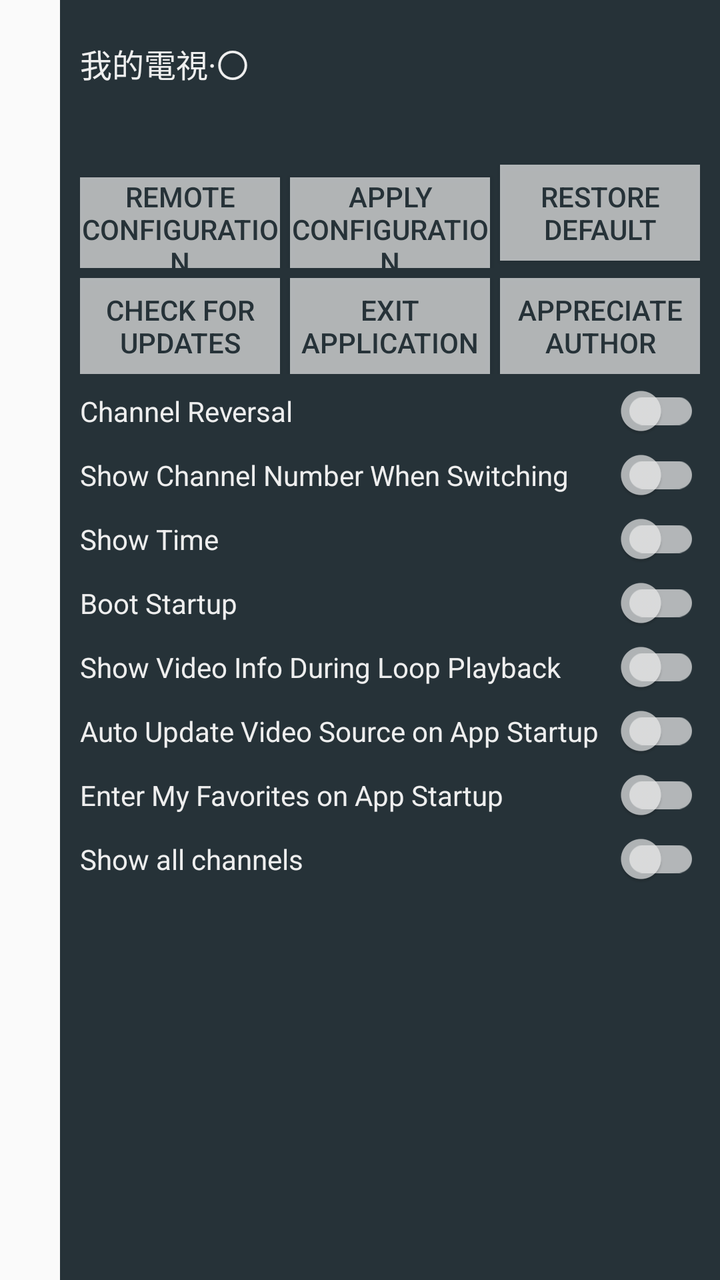
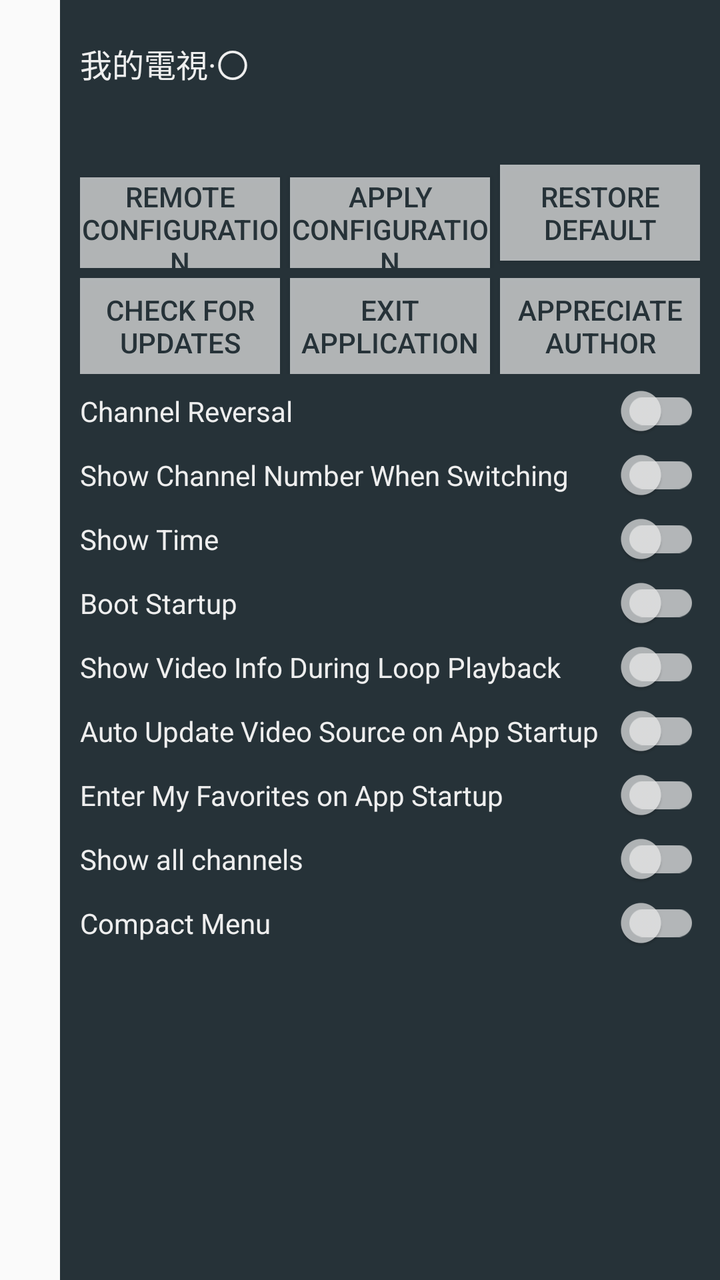

Compare the two renders of this Android layout. The source of the first and the diff that turns it into the second are given below.
<!-- AndroidManifest.xml: application theme Theme.MyTV0 -->
<!-- res/layout/setting.xml -->
<?xml version="1.0" encoding="utf-8"?>
<LinearLayout xmlns:android="http://schemas.android.com/apk/res/android"
    xmlns:app="http://schemas.android.com/apk/res-auto"
    android:id="@+id/setting"
    android:layout_width="match_parent"
    android:layout_height="match_parent"
    android:clickable="true"
    android:focusable="false"
    android:gravity="end"
    >
    <ScrollView
        android:id="@+id/container"
        android:layout_width="wrap_content"
        android:layout_height="match_parent"
        android:fillViewport="true"
        >
    <LinearLayout
        android:id="@+id/content"
        android:layout_width="330dp"
        android:layout_height="wrap_content"
        android:orientation="vertical"
        android:paddingTop="20dp"
        android:paddingLeft="10dp"
        android:paddingRight="10dp"
        android:background="@color/blur"
        >
        <LinearLayout
            android:layout_width="match_parent"
            android:layout_height="wrap_content"
            android:orientation="horizontal"
            >
            <TextView
                android:id="@+id/name"
                android:layout_width="wrap_content"
                android:layout_height="wrap_content"
                android:textColor="@color/title_blur"
                android:text="@string/app_name"
                android:textSize="16sp"
                android:layout_gravity="bottom" />
            <TextView
                android:id="@+id/version_name"
                android:layout_width="wrap_content"
                android:layout_height="wrap_content"
                android:textColor="@color/description_blur"
                android:text=""
                android:textSize="14sp"
                android:layout_gravity="bottom"
                android:layout_marginStart="8dp" />
        </LinearLayout>

        <TextView
            android:id="@+id/version"
            android:layout_width="wrap_content"
            android:layout_height="wrap_content"
            android:layout_marginTop="10dp"
            android:layout_marginBottom="10dp"
            android:textColor="@color/title_blur"
            android:text=""
            android:textSize="14sp"
            />

        <LinearLayout
            android:layout_width="match_parent"
            android:layout_height="wrap_content"
            android:orientation="horizontal"
            >
            <androidx.appcompat.widget.AppCompatButton
                android:id="@+id/qrcode"
                android:layout_width="100dp"
                android:layout_height="wrap_content"
                android:background="@color/description_blur"
                android:textColor="@color/blur"
                android:layout_marginEnd="5dp"
                android:textSize="14sp"
                android:text="@string/server" />
            <androidx.appcompat.widget.AppCompatButton
                android:id="@+id/confirm_config"
                android:layout_width="100dp"
                android:layout_height="wrap_content"
                android:background="@color/description_blur"
                android:textColor="@color/blur"
                android:layout_marginEnd="5dp"
                android:textSize="14sp"
                android:text="@string/channels" />
            <androidx.appcompat.widget.AppCompatButton
                android:id="@+id/clear"
                android:layout_width="100dp"
                android:layout_height="wrap_content"
                android:background="@color/description_blur"
                android:textColor="@color/blur"
                android:layout_marginEnd="5dp"
                android:text="@string/clear"
                android:textSize="14sp"
                />
        </LinearLayout>

        <LinearLayout
            android:layout_width="match_parent"
            android:layout_height="wrap_content"
            android:layout_marginTop="5dp"
            android:orientation="horizontal">
            <androidx.appcompat.widget.AppCompatButton
                android:id="@+id/check_version"
                android:layout_width="100dp"
                android:layout_height="wrap_content"
                android:background="@color/description_blur"
                android:textColor="@color/blur"
                android:layout_marginEnd="5dp"
                android:textSize="14sp"
                android:text="@string/check_version"
                />
            <androidx.appcompat.widget.AppCompatButton
                android:id="@+id/exit"
                android:layout_width="100dp"
                android:layout_height="wrap_content"
                android:background="@color/description_blur"
                android:textColor="@color/blur"
                android:layout_marginEnd="5dp"
                android:text="@string/exit"
                android:textSize="14sp"
                />
            <androidx.appcompat.widget.AppCompatButton
                android:id="@+id/appreciate"
                android:layout_width="100dp"
                android:layout_height="wrap_content"
                android:background="@color/description_blur"
                android:textColor="@color/blur"
                android:layout_marginEnd="5dp"
                android:text="@string/appreciate"
                android:textSize="14sp"
                />
        </LinearLayout>

        <androidx.appcompat.widget.SwitchCompat
            android:id="@+id/switch_channel_reversal"
            android:text="@string/title_channel_reversal"
            android:textColor="@color/title_blur"
            android:textSize="14sp"
            android:layout_marginTop="5dp"
            android:layout_width="match_parent"
            android:layout_height="wrap_content"
            app:thumbTint="@color/switch_thumb_color"
            app:trackTint="@color/switch_track_color"
            />
        <androidx.appcompat.widget.SwitchCompat
            android:id="@+id/switch_channel_num"
            android:text="@string/title_channel_num"
            android:textColor="@color/title_blur"
            android:textSize="14sp"
            android:layout_marginTop="5dp"
            android:layout_width="match_parent"
            android:layout_height="wrap_content"
            app:thumbTint="@color/switch_thumb_color"
            app:trackTint="@color/switch_track_color"
            />
        <androidx.appcompat.widget.SwitchCompat
            android:id="@+id/switch_time"
            android:text="@string/title_time"
            android:textColor="@color/title_blur"
            android:textSize="14sp"
            android:layout_marginTop="5dp"
            android:layout_width="match_parent"
            android:layout_height="wrap_content"
            app:thumbTint="@color/switch_thumb_color"
            app:trackTint="@color/switch_track_color"
            />
        <androidx.appcompat.widget.SwitchCompat
            android:id="@+id/switch_boot_startup"
            android:text="@string/title_boot_startup"
            android:textColor="@color/title_blur"
            android:layout_marginTop="5dp"
            android:textSize="14sp"
            android:layout_width="match_parent"
            android:layout_height="wrap_content"
            app:thumbTint="@color/switch_thumb_color"
            app:trackTint="@color/switch_track_color"
            />
        <androidx.appcompat.widget.SwitchCompat
            android:id="@+id/switch_repeat_info"
            android:text="@string/title_repeat_info"
            android:textColor="@color/title_blur"
            android:textSize="14sp"
            android:layout_marginTop="5dp"
            android:layout_width="match_parent"
            android:layout_height="wrap_content"
            app:thumbTint="@color/switch_thumb_color"
            app:trackTint="@color/switch_track_color"
            />
        <androidx.appcompat.widget.SwitchCompat
            android:id="@+id/switch_config_auto_load"
            android:text="@string/title_config_auto_load"
            android:textColor="@color/title_blur"
            android:textSize="14sp"
            android:layout_marginTop="5dp"
            android:layout_width="match_parent"
            android:layout_height="wrap_content"
            app:thumbTint="@color/switch_thumb_color"
            app:trackTint="@color/switch_track_color"
            />
        <androidx.appcompat.widget.SwitchCompat
            android:id="@+id/switch_default_like"
            android:text="@string/title_default_like"
            android:textColor="@color/title_blur"
            android:textSize="14sp"
            android:layout_marginTop="5dp"
            android:layout_width="match_parent"
            android:layout_height="wrap_content"
            app:thumbTint="@color/switch_thumb_color"
            app:trackTint="@color/switch_track_color"
            />
        <androidx.appcompat.widget.SwitchCompat
            android:id="@+id/switch_show_all_channels"
            android:text="@string/show_all_channels"
            android:textColor="@color/title_blur"
            android:textSize="14sp"
            android:layout_marginTop="5dp"
            android:layout_width="match_parent"
            android:layout_height="wrap_content"
            app:thumbTint="@color/switch_thumb_color"
            app:trackTint="@color/switch_track_color"
            />
    </LinearLayout>
    </ScrollView>
</LinearLayout>
<!-- resources referenced by this layout -->
<resources>
  <color name="blur">#FF263238</color>
  <color name="description_blur">#B3EEEEEE</color>
  <color name="title_blur">#FFEEEEEE</color>
  <string name="app_name">我的電視·〇</string>
  <string name="appreciate">Appreciate Author</string>
  <string name="channels">Apply Configuration</string>
  <string name="check_version">Check for Updates</string>
  <string name="clear">Restore Default</string>
  <string name="exit">Exit Application</string>
  <string name="server">Remote Configuration</string>
  <string name="show_all_channels">Show all channels</string>
  <string name="title_boot_startup">Boot Startup</string>
  <string name="title_channel_num">Show Channel Number When Switching</string>
  <string name="title_channel_reversal">Channel Reversal</string>
  <string name="title_config_auto_load">Auto Update Video Source on App Startup</string>
  <string name="title_default_like">Enter My Favorites on App Startup</string>
  <string name="title_repeat_info">Show Video Info During Loop Playback</string>
  <string name="title_time">Show Time</string>
  <style name="Theme.MyTV0" parent="@style/Theme.AppCompat.DayNight">
          <item name="windowNoTitle">true</item>
      </style>
</resources>

<!-- the commit's change to res/layout/setting.xml (unified diff, before → after) -->
@@ -219,6 +219,17 @@
             app:thumbTint="@color/switch_thumb_color"
             app:trackTint="@color/switch_track_color"
             />
+        <androidx.appcompat.widget.SwitchCompat
+            android:id="@+id/switch_compact_menu"
+            android:text="@string/compact_menu"
+            android:textColor="@color/title_blur"
+            android:textSize="14sp"
+            android:layout_marginTop="5dp"
+            android:layout_width="match_parent"
+            android:layout_height="wrap_content"
+            app:thumbTint="@color/switch_thumb_color"
+            app:trackTint="@color/switch_track_color"
+            />
     </LinearLayout>
     </ScrollView>
 </LinearLayout>
<!-- resource entries referenced after the edit -->
@@ -8,6 +8,7 @@
   <string name="channels">Apply Configuration</string>
   <string name="check_version">Check for Updates</string>
   <string name="clear">Restore Default</string>
+  <string name="compact_menu">Compact Menu</string>
   <string name="exit">Exit Application</string>
   <string name="server">Remote Configuration</string>
   <string name="show_all_channels">Show all channels</string>
